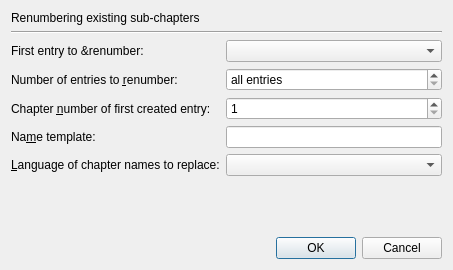
Before: the Qt Designer form src/mkvtoolnix-gui/forms/chapter_editor/renumber_sub_chapters_parameters_dialog.ui in jpsdr/MKVToolnix-Windows-7, drawn with Qt 5.
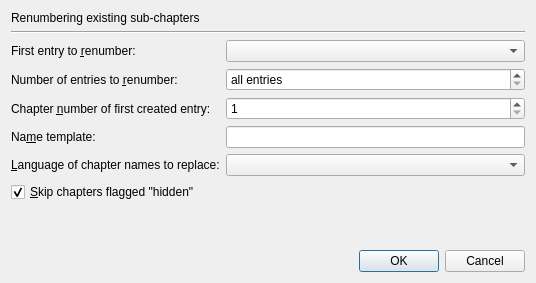
After: the same form once the commit is applied. Custom widgets are drawn as their Qt base class.

Commit message:
GUI: chapters: optionally skipping hidden chapters when re-numbering
Implements #1414.

Diff of the .ui file:
```diff
--- a/src/mkvtoolnix-gui/forms/chapter_editor/renumber_sub_chapters_parameters_dialog.ui
+++ b/src/mkvtoolnix-gui/forms/chapter_editor/renumber_sub_chapters_parameters_dialog.ui
@@ -6,8 +6,8 @@
    <rect>
     <x>0</x>
     <y>0</y>
-    <width>453</width>
-    <height>270</height>
+    <width>536</width>
+    <height>283</height>
    </rect>
   </property>
   <property name="windowTitle">
@@ -68,6 +68,9 @@
        <property name="text">
         <string>First entry to &amp;renumber:</string>
        </property>
+       <property name="buddy">
+        <cstring>cbFirstEntryToRenumber</cstring>
+       </property>
       </widget>
      </item>
      <item row="3" column="0">
@@ -111,6 +114,16 @@
      </item>
     </layout>
    </item>
+   <item>
+    <widget class="QCheckBox" name="cbSkipHidden">
+     <property name="text">
+      <string>&amp;Skip chapters flagged &quot;hidden&quot;</string>
+     </property>
+     <property name="checked">
+      <bool>true</bool>
+     </property>
+    </widget>
+   </item>
    <item>
     <spacer name="verticalSpacer">
      <property name="orientation">
```
The commit also changes 5 other files.
